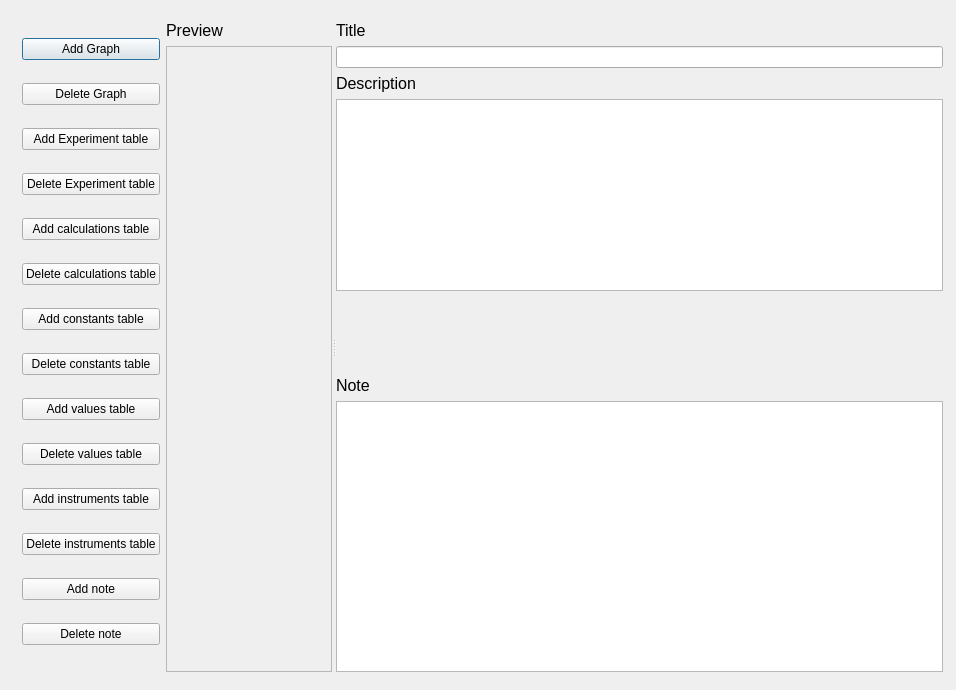
Qt form preview_widget.ui (Kirikus/Experiments-2026S-CPP) before a commit.
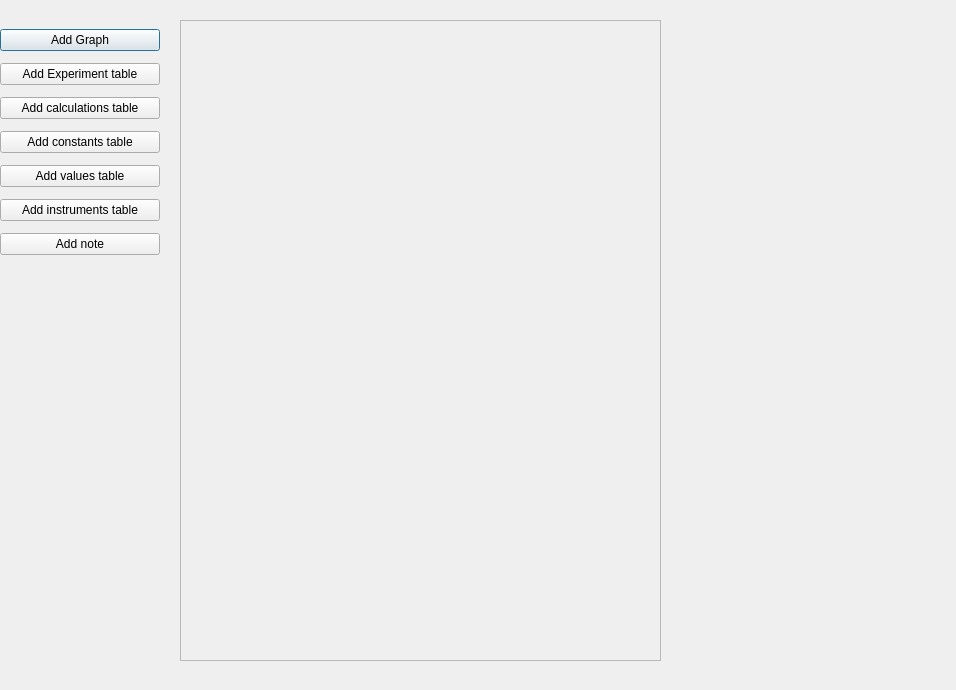
The same form after that commit.

Commit message: add blocks for preview

The edit to the form file:
```diff
--- a/preview_widget.ui
+++ b/preview_widget.ui
@@ -13,17 +13,38 @@
   <property name="windowTitle">
    <string>Dialog</string>
   </property>
+  <widget class="QScrollArea" name="scrollArea">
+   <property name="geometry">
+    <rect>
+     <x>180</x>
+     <y>20</y>
+     <width>481</width>
+     <height>641</height>
+    </rect>
+   </property>
+   <property name="widgetResizable">
+    <bool>true</bool>
+   </property>
+   <widget class="QWidget" name="scrollAreaWidgetContents">
+    <property name="geometry">
+     <rect>
+      <x>0</x>
+      <y>0</y>
+      <width>479</width>
+      <height>639</height>
+     </rect>
+    </property>
+   </widget>
+  </widget>
   <widget class="QWidget" name="">
    <property name="geometry">
     <rect>
-     <x>22</x>
-     <y>21</y>
-     <width>921</width>
-     <height>651</height>
+     <x>0</x>
+     <y>23</y>
+     <width>160</width>
+     <height>241</height>
     </rect>
    </property>
-   <layout class="QHBoxLayout" name="horizontalLayout">
-    <item>
      <layout class="QVBoxLayout" name="verticalLayout_4">
       <item>
        <widget class="QPushButton" name="AddGraphButton">
@@ -32,13 +53,6 @@
         </property>
        </widget>
       </item>
-      <item>
-       <widget class="QPushButton" name="DelGraphButton">
-        <property name="text">
-         <string>Delete Graph</string>
-        </property>
-       </widget>
-      </item>
       <item>
        <widget class="QPushButton" name="AddExpButton">
         <property name="text">
@@ -46,13 +60,6 @@
         </property>
        </widget>
       </item>
-      <item>
-       <widget class="QPushButton" name="DelExpButton">
-        <property name="text">
-         <string>Delete Experiment table</string>
-        </property>
-       </widget>
-      </item>
       <item>
        <widget class="QPushButton" name="AddCalButton">
         <property name="text">
@@ -60,13 +67,6 @@
         </property>
        </widget>
       </item>
-      <item>
-       <widget class="QPushButton" name="DelCalcButton">
-        <property name="text">
-         <string>Delete calculations table</string>
-        </property>
-       </widget>
-      </item>
       <item>
        <widget class="QPushButton" name="AddConstButton">
         <property name="text">
@@ -74,13 +74,6 @@
         </property>
        </widget>
       </item>
-      <item>
-       <widget class="QPushButton" name="DelConstButton">
-        <property name="text">
-         <string>Delete constants table</string>
-        </property>
-       </widget>
-      </item>
       <item>
        <widget class="QPushButton" name="AddValButton">
         <property name="text">
@@ -88,13 +81,6 @@
         </property>
        </widget>
       </item>
-      <item>
-       <widget class="QPushButton" name="DelValButton">
-        <property name="text">
-         <string>Delete values table</string>
-        </property>
-       </widget>
-      </item>
       <item>
        <widget class="QPushButton" name="AddInstButton">
         <property name="text">
@@ -102,149 +88,11 @@
         </property>
        </widget>
       </item>
-      <item>
-       <widget class="QPushButton" name="DelInstButton">
-        <property name="text">
-         <string>Delete instruments table</string>
-        </property>
-       </widget>
-      </item>
       <item>
        <widget class="QPushButton" name="AddNoteButton">
         <property name="text">
          <string>Add note</string>
         </property>
-       </widget>
-      </item>
-      <item>
-       <widget class="QPushButton" name="DelNoteButton">
-        <property name="text">
-         <string>Delete note</string>
-        </property>
-       </widget>
-      </item>
-     </layout>
-    </item>
-    <item>
-     <widget class="QSplitter" name="splitter">
-      <property name="orientation">
-       <enum>Qt::Horizontal</enum>
-      </property>
-      <widget class="QWidget" name="">
-       <layout class="QVBoxLayout" name="Preview">
-        <item>
-         <widget class="QLabel" name="label_5">
-          <property name="font">
-           <font>
-            <pointsize>12</pointsize>
-           </font>
-          </property>
-          <property name="text">
-           <string>Preview</string>
-          </property>
-         </widget>
-        </item>
-        <item>
-         <widget class="QScrollArea" name="scrollArea">
-          <property name="widgetResizable">
-           <bool>true</bool>
-          </property>
-          <widget class="QWidget" name="scrollAreaWidgetContents_2">
-           <property name="geometry">
-            <rect>
-             <x>0</x>
-             <y>0</y>
-             <width>401</width>
-             <height>620</height>
-            </rect>
-           </property>
-          </widget>
-         </widget>
-        </item>
-       </layout>
-      </widget>
-      <widget class="QWidget" name="">
-       <layout class="QVBoxLayout" name="Text">
-        <item>
-         <layout class="QVBoxLayout" name="verticalLayout">
-          <item>
-           <widget class="QLabel" name="label">
-            <property name="font">
-             <font>
-              <pointsize>12</pointsize>
-             </font>
-            </property>
-            <property name="text">
-             <string>Title</string>
-            </property>
-           </widget>
-          </item>
-          <item>
-           <widget class="QLineEdit" name="Title"/>
-          </item>
-         </layout>
-        </item>
-        <item>
-         <layout class="QVBoxLayout" name="verticalLayout_2">
-          <item>
-           <widget class="QLabel" name="label_2">
-            <property name="font">
-             <font>
-              <pointsize>12</pointsize>
-             </font>
-            </property>
-            <property name="text">
-             <string>Description</string>
-            </property>
-           </widget>
-          </item>
-          <item>
-           <widget class="QPlainTextEdit" name="Description">
-            <property name="plainText">
-             <string/>
-            </property>
-           </widget>
-          </item>
-          <item>
-           <spacer name="verticalSpacer">
-            <property name="orientation">
-             <enum>Qt::Vertical</enum>
-            </property>
-            <property name="sizeHint" stdset="0">
-             <size>
-              <width>20</width>
-              <height>40</height>
-             </size>
-            </property>
-           </spacer>
-          </item>
-         </layout>
-        </item>
-        <item>
-         <layout class="QVBoxLayout" name="verticalLayout_3">
-          <item>
-           <widget class="QLabel" name="label_3">
-            <property name="font">
-             <font>
-              <pointsize>12</pointsize>
-             </font>
-            </property>
-            <property name="text">
-             <string>Note</string>
-            </property>
-           </widget>
-          </item>
-          <item>
-           <widget class="QPlainTextEdit" name="Note">
-            <property name="plainText">
-             <string/>
-            </property>
-           </widget>
-          </item>
-         </layout>
-        </item>
-       </layout>
-      </widget>
      </widget>
     </item>
    </layout>
```
Lines whose indentation alone changed are shown as unchanged. The commit also changes 9 other files.
